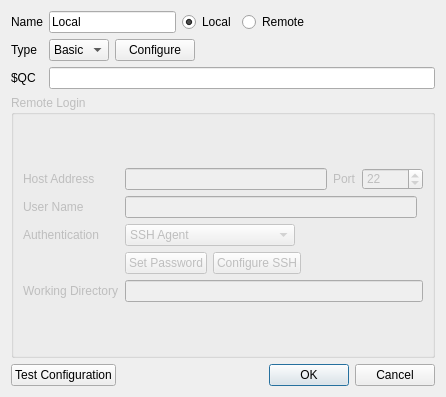
nutjunkie/IQmol, file src/ServerDialog.ui: the form before one commit.
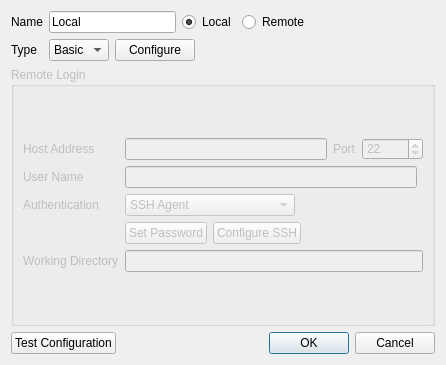
The form after the commit.

Diff of the .ui file:
```diff
--- a/src/ServerDialog.ui
+++ b/src/ServerDialog.ui
@@ -10,7 +10,7 @@
     <x>0</x>
     <y>0</y>
     <width>446</width>
-    <height>397</height>
+    <height>365</height>
    </rect>
   </property>
   <property name="sizePolicy">
@@ -185,23 +185,6 @@
        </item>
       </layout>
      </item>
-     <item row="2" column="0">
-      <widget class="QLabel" name="qcLabel">
-       <property name="text">
-        <string>$QC</string>
-       </property>
-      </widget>
-     </item>
-     <item row="2" column="1">
-      <widget class="QLineEdit" name="qcEnvironment">
-       <property name="toolTip">
-        <string>QChem environment variable</string>
-       </property>
-       <property name="text">
-        <string/>
-       </property>
-      </widget>
-     </item>
     </layout>
    </item>
    <item>
```
Left out of the diff: 1 changed line with no effect on the pictures.
